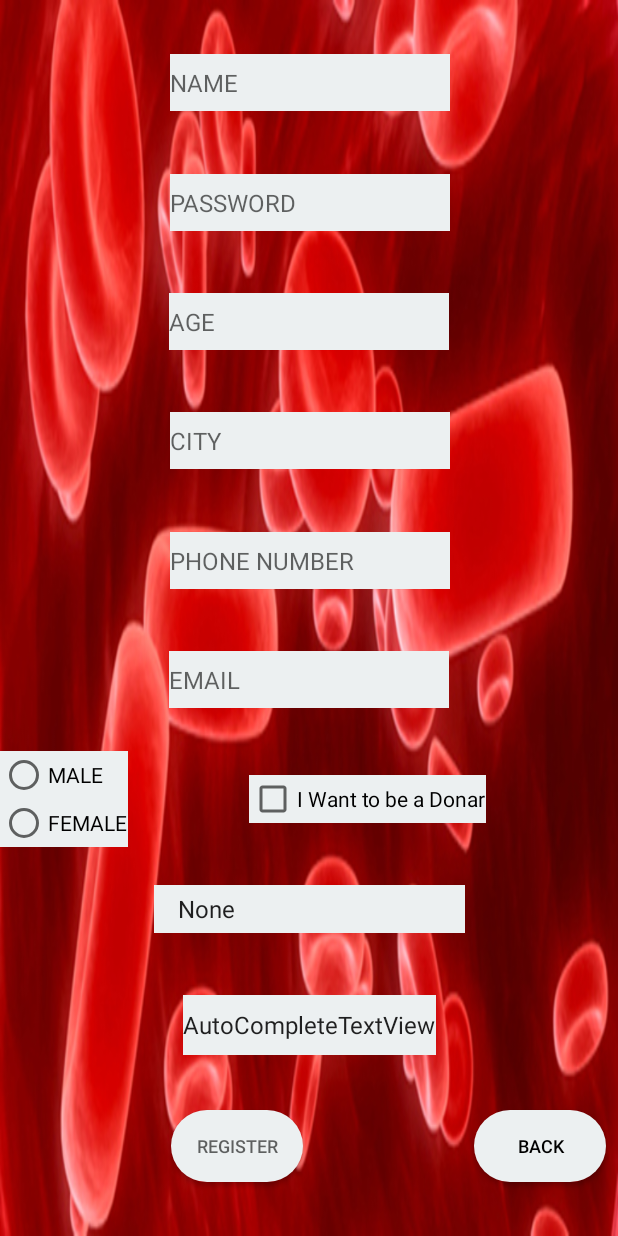
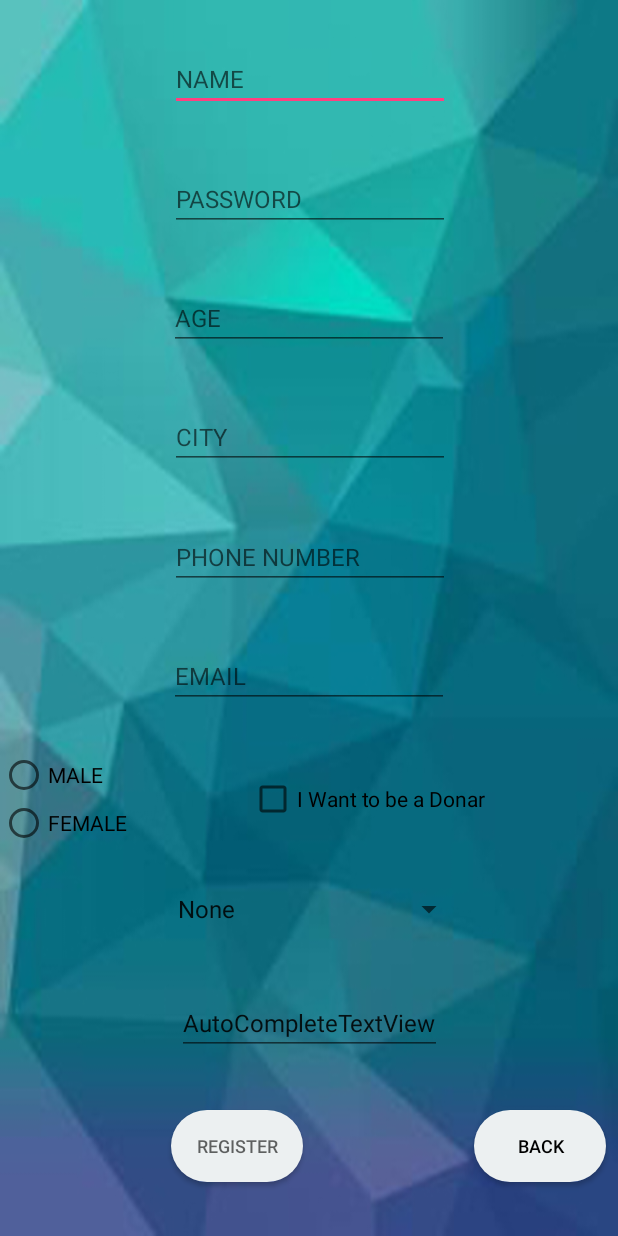
Before and after one commit to lokesh-venkata-sai/Bloodline, an Android app: the register screen opened directly, with no data from a screen before it, on a phone screen of 412 x 824 dp. Run offline under Robolectric (Android 15) with nearby library versions, the phone set to English and light mode, and no system bars.

Commit message:
changed background

```diff
--- a/app/src/main/res/layout/activity_loginregister.xml
+++ b/app/src/main/res/layout/activity_loginregister.xml
@@ -4,7 +4,7 @@
     xmlns:tools="http://schemas.android.com/tools"
     android:layout_width="match_parent"
     android:layout_height="match_parent"
-    android:background="@drawable/background"
+    android:background="@drawable/background2"
     tools:context="com.example.lokesh.bloodline.loginregister">
 
     <EditText
@@ -13,7 +13,6 @@
         android:layout_height="50dp"
         android:layout_marginBottom="5dp"
         android:layout_marginTop="60dp"
-        android:background="#ecf0f1"
         android:ems="10"
         android:hint="@string/name"
         android:inputType="textPersonName"
@@ -29,7 +28,6 @@
         android:layout_width="300dp"
         android:layout_height="51dp"
         android:layout_marginBottom="284dp"
-        android:background="#ecf0f1"
         android:ems="10"
         android:hint="@string/password"
         android:inputType="textPassword"
--- a/app/src/main/res/layout/activity_main.xml
+++ b/app/src/main/res/layout/activity_main.xml
@@ -4,7 +4,7 @@
     xmlns:tools="http://schemas.android.com/tools"
     android:layout_width="match_parent"
     android:layout_height="match_parent"
-    android:background="@drawable/background"
+    android:background="@drawable/background2"
     tools:context="com.example.lokesh.bloodline.MainActivity">
 
     <Button
@@ -16,7 +16,7 @@
         android:layout_marginStart="15dp"
         android:layout_marginTop="160dp"
         android:text="@string/main_searchdonar"
-        android:background="@drawable/rounded_button"
+        android:background="@drawable/circle_but"
         app:layout_constraintBottom_toTopOf="@+id/main_myprofile"
         app:layout_constraintEnd_toEndOf="parent"
         app:layout_constraintStart_toStartOf="parent"
@@ -31,7 +31,7 @@
         android:layout_marginStart="15dp"
         android:layout_marginTop="5dp"
         android:text="@string/main_myprofile"
-        android:background="@drawable/rounded_button"
+        android:background="@drawable/circle_but"
         app:layout_constraintBottom_toBottomOf="parent"
         app:layout_constraintEnd_toEndOf="parent"
         app:layout_constraintStart_toStartOf="parent"
--- a/app/src/main/res/layout/activity_register.xml
+++ b/app/src/main/res/layout/activity_register.xml
@@ -4,7 +4,7 @@
     xmlns:tools="http://schemas.android.com/tools"
     android:layout_width="match_parent"
     android:layout_height="match_parent"
-    android:background="@drawable/background"
+    android:background="@drawable/background2"
     tools:context="com.example.lokesh.bloodline.register">
 
 
@@ -16,10 +16,10 @@
         android:layout_marginEnd="8dp"
         android:layout_marginStart="8dp"
         android:layout_marginTop="5dp"
-        android:background="#ecf0f1"
         android:ems="10"
         android:hint="@string/registerpagename"
         android:inputType="textPersonName"
+        android:textColorLink="@color/colorPrimary"
         android:textSize="16sp"
         app:layout_constraintBottom_toTopOf="@+id/registerpagepassword"
         app:layout_constraintEnd_toEndOf="parent"
@@ -35,7 +35,6 @@
         android:layout_marginEnd="8dp"
         android:layout_marginStart="8dp"
         android:layout_marginTop="5dp"
-        android:background="#ecf0f1"
         android:ems="10"
         android:hint="@string/registerpagepassword"
         android:inputType="textPassword"
@@ -54,7 +53,6 @@
         android:layout_marginEnd="8dp"
         android:layout_marginStart="8dp"
         android:layout_marginTop="5dp"
-        android:background="#ecf0f1"
         android:ems="10"
         android:hint="@string/registerpageage"
         android:inputType="textPersonName"
@@ -72,7 +70,6 @@
         android:layout_marginEnd="8dp"
         android:layout_marginStart="8dp"
         android:layout_marginTop="5dp"
-        android:background="#ecf0f1"
         android:ems="10"
         android:hint="@string/registerpagecity"
         android:inputType="textPersonName"
@@ -91,7 +88,6 @@
         android:layout_marginEnd="8dp"
         android:layout_marginStart="8dp"
         android:layout_marginTop="5dp"
-        android:background="#ecf0f1"
         android:ems="10"
         android:hint="@string/registerpagephone"
         android:inputType="phone"
@@ -110,7 +106,6 @@
         android:layout_marginEnd="8dp"
         android:layout_marginStart="8dp"
         android:layout_marginTop="5dp"
-        android:background="#ecf0f1"
         android:ems="10"
         android:hint="@string/registerpageemail"
         android:inputType="textEmailAddress"
@@ -127,14 +122,14 @@
         android:layout_marginBottom="5dp"
 
         android:layout_marginEnd="8dp"
+        android:layout_marginRight="8dp"
         android:layout_marginTop="8dp"
-        android:background="#ecf0f1"
         android:text="@string/registerpagecheckbox"
+        android:textColorLink="@color/colorPrimary"
         app:layout_constraintBottom_toTopOf="@id/registerpage_bloodgroup"
         app:layout_constraintEnd_toEndOf="parent"
         app:layout_constraintStart_toEndOf="@+id/radioGroup"
-        app:layout_constraintTop_toBottomOf="@+id/registerpageemail"
-        android:layout_marginRight="8dp" />
+        app:layout_constraintTop_toBottomOf="@+id/registerpageemail" />
 
     <Button
         android:id="@+id/registerpageregister"
@@ -144,10 +139,10 @@
         android:layout_marginEnd="8dp"
         android:layout_marginStart="8dp"
         android:layout_marginTop="5dp"
+        android:background="@drawable/rounded_button"
         android:hint="@string/registerpageregisterbutton"
         android:textColor="@android:color/background_dark"
         android:textSize="12sp"
-        android:background="@drawable/rounded_button"
         app:layout_constraintBottom_toBottomOf="parent"
         app:layout_constraintEnd_toStartOf="@+id/registerpageback"
         app:layout_constraintStart_toStartOf="parent"
@@ -178,7 +173,6 @@
         android:layout_marginEnd="8dp"
         android:layout_marginStart="8dp"
         android:layout_marginTop="5dp"
-        android:background="#ecf0f1"
         android:text="@string/autocompletetextview"
         android:textSize="16sp"
         app:layout_constraintBottom_toTopOf="@id/registerpageregister"
@@ -193,7 +187,6 @@
 
         android:layout_marginBottom="5dp"
         android:layout_marginTop="8dp"
-        android:background="#ecf0f1"
         app:layout_constraintBottom_toTopOf="@+id/registerpage_bloodgroup"
         app:layout_constraintRight_toLeftOf="@id/registerpagecheckbox"
         app:layout_constraintStart_toStartOf="parent"
@@ -204,6 +197,7 @@
             android:layout_width="wrap_content"
             android:layout_height="wrap_content"
             android:text="@string/MALE"
+            android:textColorLink="@color/colorPrimary"
             tools:layout_editor_absoluteX="89dp"
             tools:layout_editor_absoluteY="376dp" />
 
@@ -212,6 +206,7 @@
             android:layout_width="wrap_content"
             android:layout_height="wrap_content"
             android:text="@string/FEMALE"
+            android:textColorLink="@color/colorPrimary"
             tools:layout_editor_absoluteX="216dp"
             tools:layout_editor_absoluteY="376dp" />
     </RadioGroup>
@@ -225,7 +220,6 @@
         android:layout_marginEnd="8dp"
         android:layout_marginStart="8dp"
         android:layout_marginTop="5dp"
-        android:background="#ecf0f1"
         app:layout_constraintBottom_toTopOf="@id/registerpageuserid"
         app:layout_constraintEnd_toEndOf="parent"
         app:layout_constraintStart_toStartOf="parent"
--- a/app/src/main/res/layout/activity_splash.xml
+++ b/app/src/main/res/layout/activity_splash.xml
@@ -4,7 +4,7 @@
     xmlns:tools="http://schemas.android.com/tools"
     android:layout_width="match_parent"
     android:layout_height="match_parent"
-    android:background="#9AECDB"
+    android:background="@drawable/background2"
     tools:context="com.example.lokesh.bloodline.splash">
 
     <ImageView
--- a/app/src/main/res/values/colors.xml
+++ b/app/src/main/res/values/colors.xml
@@ -1,6 +1,6 @@
 <?xml version="1.0" encoding="utf-8"?>
 <resources>
-    <color name="colorPrimary">#2743e1</color>
+    <color name="colorPrimary">#2d4ae9</color>
     <color name="colorPrimaryDark">#303F9F</color>
     <color name="colorAccent">#FF4081</color>
     <color name="bt_color">#ecf0f1</color>
```
Also changed, not shown: app/src/main/AndroidManifest.xml (+12 -7 lines), app/src/main/res/drawable/circle_but.xml (added, +9 -0 lines), app/src/main/res/drawable/background.jpg (deleted), app/src/main/res/drawable/background2.jpg (added), app/src/main/res/values/strings.xml (line endings or trailing spaces).
